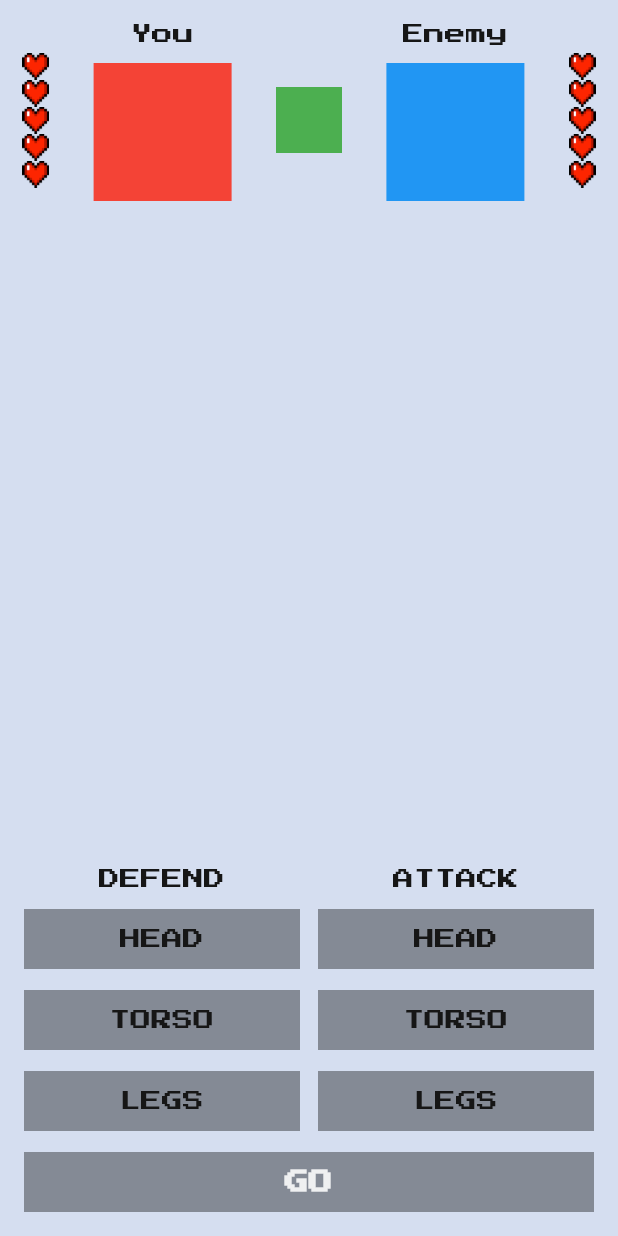
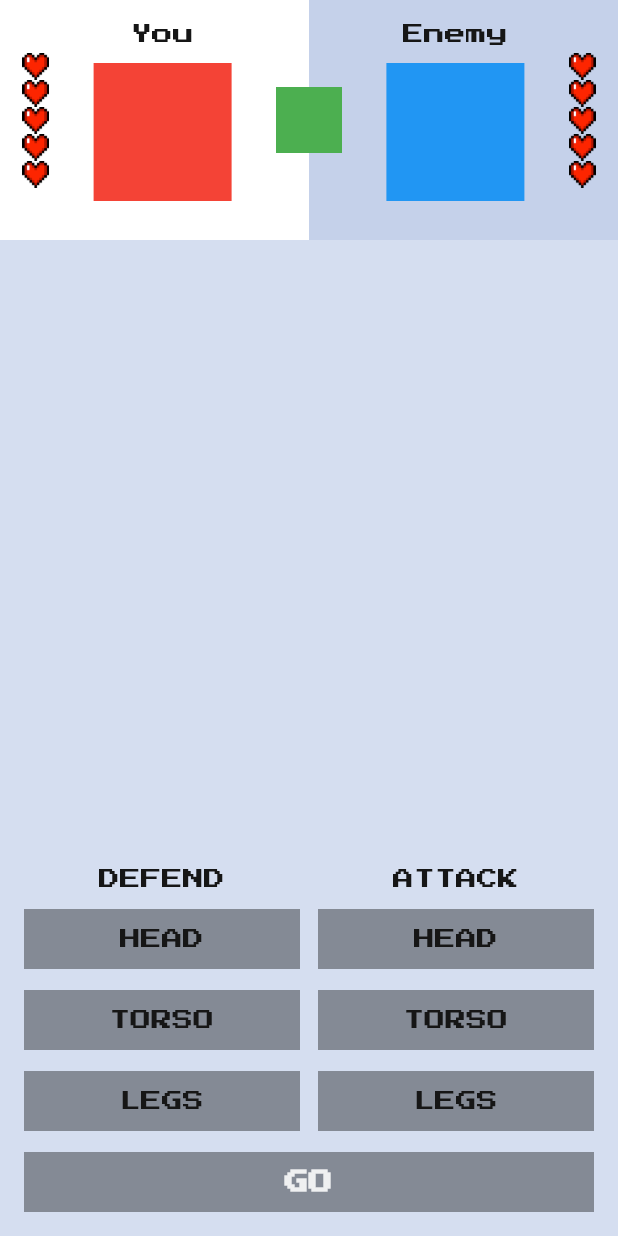
Before and after one commit to adletaga/flutter_fight_club, a Flutter app: the screen it shows after launch, on a phone screen of 412 x 824 dp. Run offline on Flutter 3.47's test engine with Material 2 defaults, Android fonts, the phone set to English and light mode, and no system bars; our stand-ins replace google_fonts.

Commit message:
added background of players

```diff
--- a/lib/fight_club_colors.dart
+++ b/lib/fight_club_colors.dart
@@ -4,6 +4,8 @@ class FightClubColors {
   FightClubColors._();
 
   static const background = Color.fromRGBO(213, 222, 240, 1);
+  static const secondaryBackground = Color.fromRGBO(197, 209, 234, 1);
+  static const whiteBackground = Color.fromRGBO(255, 255, 255, 1);
 
   static const greyButton = Color.fromRGBO(0, 0, 0, 0.38);
   static const blueButton = Color.fromRGBO(28, 121, 206, 1);
--- a/lib/main.dart
+++ b/lib/main.dart
@@ -200,7 +200,22 @@ class FightersInfo extends StatelessWidget {
   Widget build(BuildContext context) {
     return SizedBox(
       height: 160,
-      child: Row(
+      child: Stack(children: [
+        Row(
+          children: [
+            Expanded(
+                child: ColoredBox(
+              color: FightClubColors.whiteBackground,
+              child: SizedBox(height: 160),
+            )),
+            Expanded(
+                child: ColoredBox(
+              color: FightClubColors.secondaryBackground,
+              child: SizedBox(height: 160),
+            )),
+          ],
+        ),
+        Row(
           mainAxisAlignment: MainAxisAlignment.spaceAround,
           children: [
             LivesWidget(
@@ -211,11 +226,11 @@ class FightersInfo extends StatelessWidget {
                 children: [
                   SizedBox(height: 16),
                   Text("You",
-                    style:
-                        TextStyle(color: FightClubColors.darkGreyText)),
+                      style: TextStyle(color: FightClubColors.darkGreyText)),
                   SizedBox(height: 12),
                   ColoredBox(
-                    color: Colors.red, child: SizedBox(height: 92, width: 92)),
+                      color: Colors.red,
+                      child: SizedBox(height: 92, width: 92)),
                 ],
               ),
             ),
@@ -226,11 +241,11 @@ class FightersInfo extends StatelessWidget {
                 children: [
                   SizedBox(height: 16),
                   Text("Enemy",
-                    style:
-                        TextStyle(color: FightClubColors.darkGreyText)),
+                      style: TextStyle(color: FightClubColors.darkGreyText)),
                   SizedBox(height: 12),
                   ColoredBox(
-                    color: Colors.blue, child: SizedBox(height: 92, width: 92)),
+                      color: Colors.blue,
+                      child: SizedBox(height: 92, width: 92)),
                 ],
               ),
             ),
@@ -239,6 +254,7 @@ class FightersInfo extends StatelessWidget {
                 currentLivesCount: enemiesLivesCount),
           ],
         ),
+      ]),
     );
   }
 }
@@ -270,8 +286,8 @@ class ControlsWidget extends StatelessWidget {
                   height: 40,
                   child: Center(
                       child: Text("DEFEND",
-                          style: TextStyle(
-                              color: FightClubColors.darkGreyText)))),
+                          style:
+                              TextStyle(color: FightClubColors.darkGreyText)))),
               BodyPartButton(
                 bodyPart: BodyPart.head,
                 selected: defendingBodyPart == BodyPart.head,
@@ -300,8 +316,8 @@ class ControlsWidget extends StatelessWidget {
                   height: 40,
                   child: Center(
                       child: Text("ATTACK",
-                          style: TextStyle(
-                              color: FightClubColors.darkGreyText)))),
+                          style:
+                              TextStyle(color: FightClubColors.darkGreyText)))),
               BodyPartButton(
                 bodyPart: BodyPart.head,
                 selected: attackingBodyPart == BodyPart.head,
```
Lines whose indentation alone changed are shown as unchanged.
